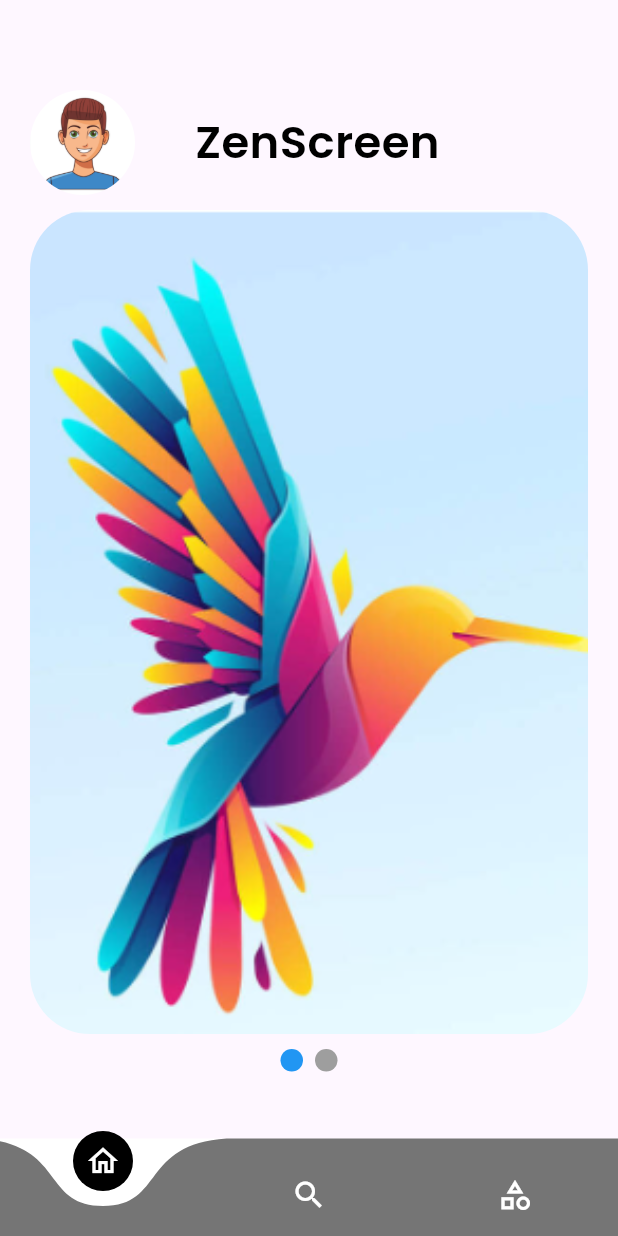
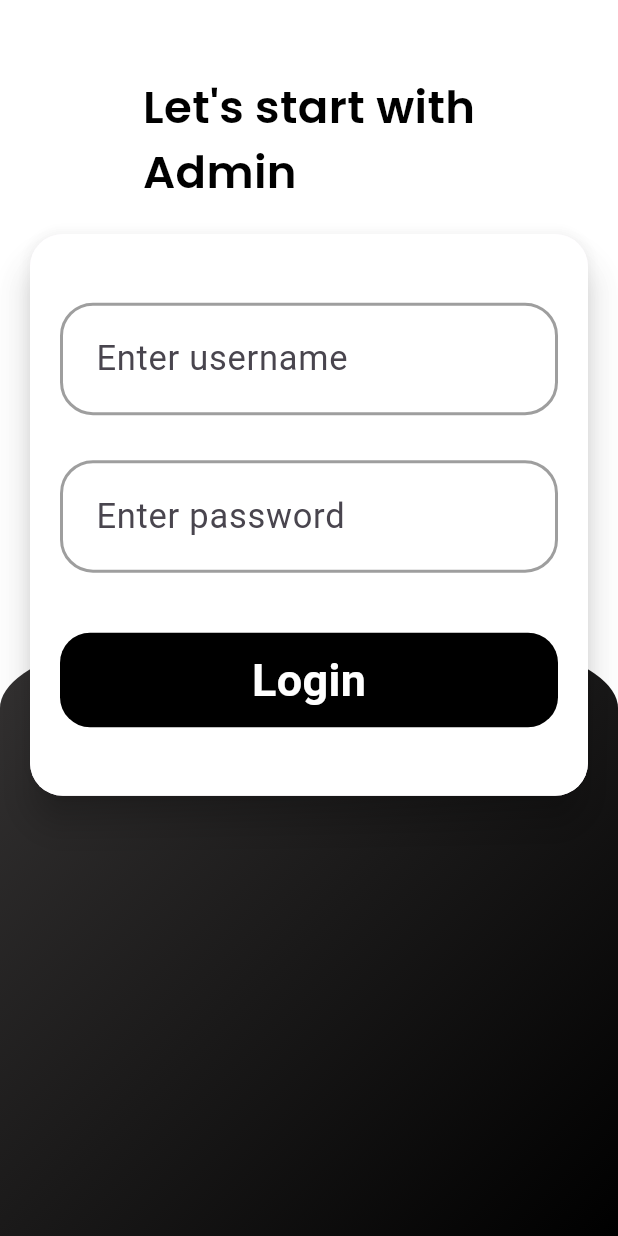
Before and after one commit to saliq03/ZenScreen, a Flutter app: the screen it shows after launch, on a phone screen of 412 x 824 dp. Run offline on Flutter 3.47's test engine with Material 3 defaults, Android fonts, the phone set to English and light mode, and no system bars; drawn by our look-alikes of carousel_slider, curved_navigation_bar, smooth_page_indicator; our stand-ins replace cached_network_image.

Commit message:
login Screen designed

```diff
--- /dev/null
+++ b/lib/Admin/login.dart
@@ -0,0 +1,95 @@
+import 'package:flutter/material.dart';
+import 'package:zenscreen/Widgets/widgets.dart';
+
+class Login extends StatefulWidget {
+  const Login({super.key});
+
+  @override
+  State<Login> createState() => _LoginState();
+}
+
+class _LoginState extends State<Login> {
+  final GlobalKey<FormState> _formKey=GlobalKey<FormState>();
+  TextEditingController usernameController=TextEditingController();
+  TextEditingController passwordController=TextEditingController();
+  @override
+  Widget build(BuildContext context) {
+    return Scaffold(
+      backgroundColor: Colors.white70,
+      body:Container(
+        padding: EdgeInsets.only(top: 50),
+        child: Column(
+          children: [
+          Center(child: Text("Let's start with\nAdmin",style: TextStyle(fontFamily: "Poppins",fontSize: 30,fontWeight: FontWeight.bold,color: Colors.black),)),
+          Expanded(
+            child: Stack(
+                children: [
+                  loginBlackPannel(context),
+                  Container(
+                    margin: EdgeInsets.only(top: 20,right: 20,left: 20),
+                    child: Material(
+                      borderRadius: BorderRadius.circular(22),
+                      elevation: 10,
+                      child: Container(
+                          padding: EdgeInsets.symmetric(horizontal: 20,vertical: 20),
+                        width: MediaQuery.of(context).size.width,
+                        height: MediaQuery.of(context).size.height/2.2,
+                        decoration: BoxDecoration(
+                          color: Colors.white,
+                          borderRadius: BorderRadius.circular(22),
+                        ),
+                      child:Form(
+                        key: _formKey,
+                        child: Column(
+                          mainAxisAlignment: MainAxisAlignment.center,
+                          children: [
+                            SizedBox(height: 10,),
+                             TextFormField(
+                                  controller: usernameController,
+                                    style: TextStyle(fontSize: 23),
+                                  decoration: textfieldDecoration("Enter username"),
+                                  validator: (value){
+                                      if(value==null||value.isEmpty){
+                                        return "Please enter username";
+                                      }
+                                  },
+                                ),
+                               SizedBox(height: 30,),
+                               TextFormField(
+                                  controller: passwordController,
+                                  style: TextStyle(fontSize: 23),
+                                    decoration: textfieldDecoration("Enter password"),
+                                  validator: (value){
+                                    if(value==null||value.isEmpty){
+                                      return "Please enter password";
+                                    }
+                                  },),
+                            GestureDetector(
+                              onTap: (){
+                                _formKey.currentState!.validate();
+                              },
+                              child: Container(
+                                padding: EdgeInsets.symmetric(horizontal: 20,vertical: 10),
+                                margin: EdgeInsets.only(top: 40,bottom: 10),
+                                width:MediaQuery.of(context).size.width,
+                                decoration: BoxDecoration(
+                                  borderRadius: BorderRadius.circular(20),
+                                  color: Colors.black
+                                ),
+                                child: Center(child: Text("Login",
+                                style: TextStyle(color: Colors.white,fontSize: 30,fontWeight: FontWeight.bold),)),
+                              ),
+                            )
+                          ],
+                        ),
+                      ))))
+                ])),
+
+          ]),
+
+
+
+
+      ),);
+  }
+}
--- a/lib/Widgets/widgets.dart
+++ b/lib/Widgets/widgets.dart
@@ -1,6 +1,7 @@
 import 'package:flutter/cupertino.dart';
 import 'package:flutter/material.dart';
 import 'package:cached_network_image/cached_network_image.dart';
+import 'package:flutter/widgets.dart';
 import 'package:zenscreen/Models/PhotosModel.dart';
 
 Widget onSearchImage(List<Photosmodel> photos,BuildContext context){
@@ -20,3 +21,47 @@ Widget onSearchImage(List<Photosmodel> photos,BuildContext context){
         );
       });
 }
+
+Widget loginBlackPannel( BuildContext context){
+  return  Align(
+    alignment:  Alignment.bottomCenter,
+    child: Container(
+        width: MediaQuery.of(context).size.width,
+        height: MediaQuery.of(context).size.height/2,
+        decoration: BoxDecoration(
+            gradient: LinearGradient(colors: [Color.fromARGB(255,53,51,51),Colors.black],
+              begin: Alignment.topLeft,end: Alignment.bottomRight,),
+            borderRadius: BorderRadius.vertical(
+                top:Radius.elliptical(
+                    MediaQuery.of(context).size.width, 120) )
+        ))               ,
+  );
+}
+
+ textfieldDecoration(String hinttext){
+  return InputDecoration(
+    hintText: hinttext,
+    contentPadding:  EdgeInsets.symmetric(horizontal: 20,vertical: 20),
+    enabledBorder: OutlineInputBorder(
+        borderRadius: BorderRadius.circular(22),
+        borderSide: BorderSide(
+            width: 2,color: Colors.black38
+        )),
+    focusedBorder: OutlineInputBorder(
+        borderRadius: BorderRadius.circular(22),
+        borderSide: BorderSide(
+            width: 2,color: Colors.black38
+        )),
+    errorBorder: OutlineInputBorder(
+        borderRadius: BorderRadius.circular(22),
+        borderSide: BorderSide(
+            width: 2,color: Colors.redAccent
+        )),
+    focusedErrorBorder: OutlineInputBorder(
+        borderRadius: BorderRadius.circular(22),
+        borderSide: BorderSide(
+            width: 2,color: Colors.black38
+        )),
+
+  );
+ }
--- a/lib/main.dart
+++ b/lib/main.dart
@@ -1,6 +1,8 @@
 import 'package:flutter/material.dart';
 import 'package:zenscreen/Pages/bottom_nav.dart';
 import 'package:zenscreen/Pages/home.dart';
+
+import 'Admin/login.dart';
 
 void main() {
   runApp(const MyApp());
@@ -19,7 +21,8 @@ class MyApp extends StatelessWidget {
         colorScheme: ColorScheme.fromSeed(seedColor: Colors.deepPurple),
         useMaterial3: true,
       ),
-      home: BottomNav(),
+      // home: BottomNav(),
+      home: Login(),
     );
   }
 }
```
